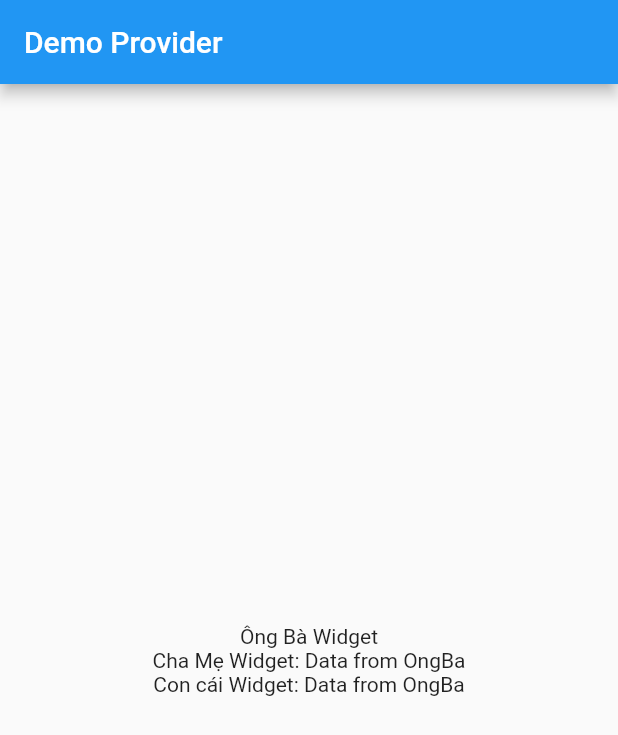
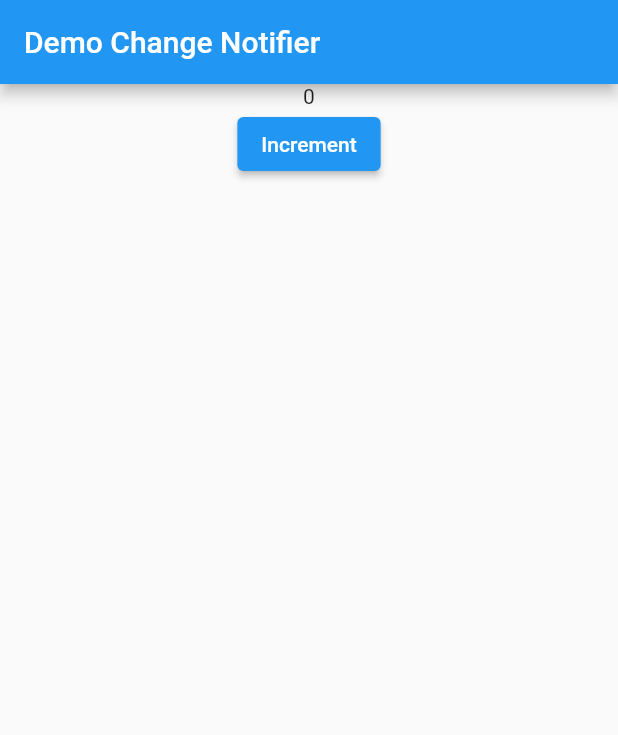
Before and after one commit to phamtanphat/provider_06072022, a Flutter app: the screen it shows after launch, on a phone screen of 412 x 824 dp. Shown: the top 735 px of the screen. Run offline on Flutter 3.47's test engine with Material 2 defaults, Android fonts, the phone set to English and light mode, and no system bars.

Commit message:
change notifier

```diff
--- /dev/null
+++ b/lib/demo_changenotifier.dart
@@ -0,0 +1,52 @@
+import 'package:flutter/material.dart';
+import 'package:provider/provider.dart';
+
+class Counter extends ChangeNotifier {
+  int _count = 0;
+
+  int get count => _count;
+
+  increment() {
+    _count++;
+    print(_count);
+    notifyListeners();
+  }
+}
+
+class DemoChangeNotifier extends StatelessWidget{
+  @override
+  Widget build(BuildContext context) {
+    return Scaffold(
+      appBar: AppBar(
+        title: Text("Demo Change Notifier"),
+      ),
+      body: ChangeNotifierProvider(
+        create: (context) => Counter(),
+        child: TestWidget(),
+      ),
+    );
+  }
+}
+
+class TestWidget extends StatelessWidget{
+
+  @override
+  Widget build(BuildContext context) {
+    Counter counter = Provider.of(context);
+    return Container(
+      child: Center(
+        child: Column(
+          children: [
+            Text(counter.count.toString()),
+            ElevatedButton(
+                onPressed: (){
+                  counter.increment();
+                },
+                child: Text("Increment")
+            )
+          ],
+        ),
+      ),
+    );
+  }
+}
--- a/lib/main.dart
+++ b/lib/main.dart
@@ -1,4 +1,5 @@
 import 'package:flutter/material.dart';
+import 'package:provider_06072022/demo_changenotifier.dart';
 import 'package:provider_06072022/demo_provider.dart';
 
 void main() {
@@ -16,9 +17,10 @@ class MyApp extends StatelessWidget {
         primarySwatch: Colors.blue,
       ),
       routes: {
-        "/provider_basic" : (context) => DemoProviderWidget()
+        "/provider_basic" : (context) => DemoProviderWidget(),
+        "/provider_change_notifier" : (context) => DemoChangeNotifier()
       },
-      initialRoute:  "/provider_basic",
+      initialRoute:  "/provider_change_notifier",
     );
   }
 }
```
